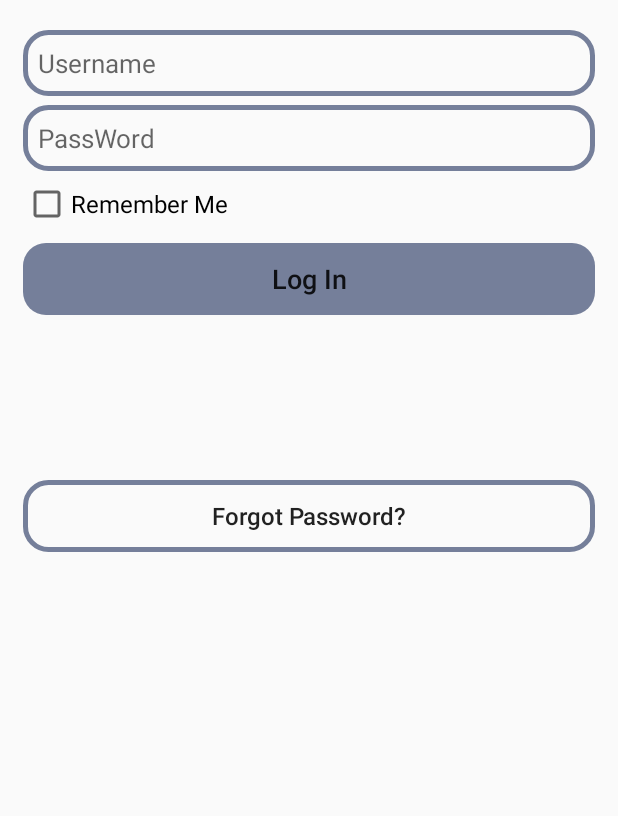
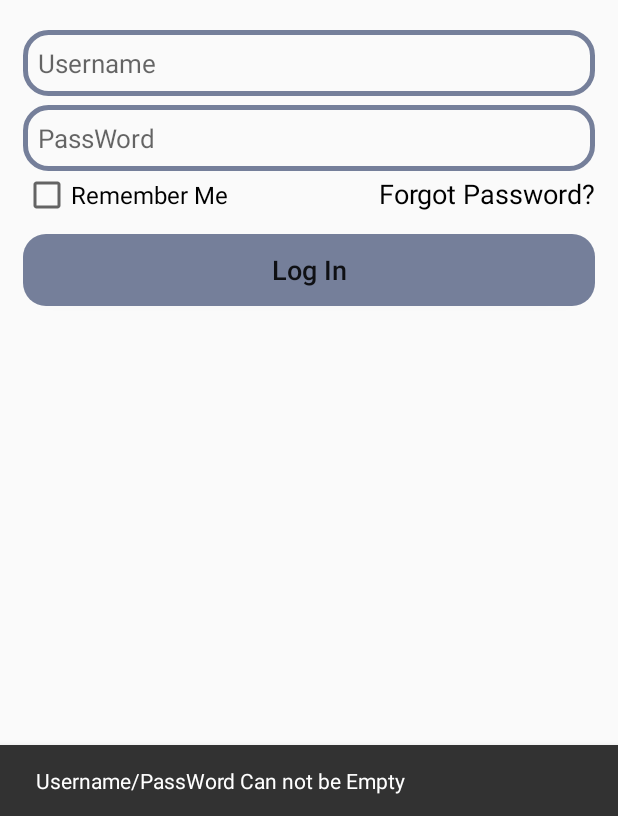
Before and after one commit to nahinAbrar/Orchestra_eShop, an Android app: the LoginActivity screen opened directly, with no data from a screen before it, after a tap on "Log In", on a phone screen of 412 x 824 dp, the part 420-1236 px from its top. Run offline under Robolectric (Android 15) with nearby library versions, the phone set to English and light mode, and no system bars; our stand-ins replace Firebase (no records; nobody signed in at launch, a user with empty details on screens opened directly).

```diff
--- a/app/src/main/java/com/first_android_project/orchestraeshop/LoginActivity.kt
+++ b/app/src/main/java/com/first_android_project/orchestraeshop/LoginActivity.kt
@@ -19,27 +19,47 @@ class LoginActivity : AppCompatActivity() {
 
         binding.loginButton.setOnClickListener {
             val userName = binding.loginUserName.text.toString()
-            val passWord = binding.loginPassWord.text.toString()
+            val passWord = binding.loginPassWord.text.toString().trim()
+
+
 
             reference = FirebaseDatabase.getInstance("https://orchestra-eshop-2122an-default-rtdb.asia-southeast1.firebasedatabase.app/").getReference("Users")
 
-            reference.child(userName).get().addOnSuccessListener {
-                if(it.exists())
-                {
-                    startActivity(Intent(this, HomeActivity::class.java))
-                    Toast.makeText(this, "Logged In", Toast.LENGTH_LONG).show()
+            if(userName.isEmpty() || passWord.isEmpty())
+            {
 
+                Snackbar.make(it,"Username/PassWord Can not be Empty",Snackbar.LENGTH_LONG).show()
 
-
-                }
-                else{
-                    Toast.makeText(this, "User Not Found", Toast.LENGTH_LONG).show()
-                }
-
-
-            }.addOnFailureListener {
-                Toast.makeText(this, "Read Failed",Toast.LENGTH_SHORT).show()
+            }
+            else
+            {
+                loginUser(userName, passWord)
             }
         }
     }
+
+    private fun loginUser(userName: String, passWord: String) {
+        reference.child(userName).get().addOnSuccessListener {
+            if(it.exists()) {
+                val getPass = it.child("passWord").value
+                if (passWord == getPass) {
+                    binding.loginUserName.text.clear()
+                    binding.loginPassWord.text.clear()
+                    startActivity(Intent(this, HomeActivity::class.java))
+                    Toast.makeText(this, "Logged In", Toast.LENGTH_SHORT).show()
+                }
+                else{
+
+                    Toast.makeText(this, "PassWord Does Not Match.", Toast.LENGTH_SHORT).show()
+                }
+
+            }
+            else{
+                Toast.makeText(this, "User Not Found", Toast.LENGTH_LONG).show()
+            }
+        }.addOnFailureListener {
+            Toast.makeText(this, "Network Error, Please Try Again",Toast.LENGTH_LONG).show()
+        }
+
+    }
 }
--- a/app/src/main/res/layout/activity_login.xml
+++ b/app/src/main/res/layout/activity_login.xml
@@ -53,38 +53,42 @@
 
     </EditText>
 
+    <LinearLayout
+        android:id="@+id/chk_fgt"
+        android:layout_width="match_parent"
+        android:layout_height="wrap_content"
+        android:layout_below="@+id/login_passWord"
+        android:layout_marginLeft="15dp"
+        android:layout_marginRight="15dp">
+
         <CheckBox
             android:id="@+id/login_r_pass"
             android:layout_width="200dp"
             android:layout_height="wrap_content"
-        android:layout_marginStart="15dp"
-        android:layout_marginTop="6dp"
-        android:layout_below="@id/login_passWord"
+
+
             android:text="@string/login_remember"
             android:textSize="16sp">
         </CheckBox>
 
-    <Button
-        android:id="@+id/forgot_button"
+        <TextView
+            android:id="@+id/forgot_view"
             android:layout_width="match_parent"
             android:layout_height="wrap_content"
-        android:layout_below="@id/login_button"
-        android:layout_marginStart="15dp"
-        android:layout_marginTop="100dp"
-        android:layout_marginEnd="15dp"
-        android:background="@drawable/button_outer_design"
             android:text="@string/login_forgot"
             android:textAllCaps="false"
-        android:textSize="16sp">
-
-    </Button>
+            android:textSize="18sp"
+            android:textColor="@color/black"
+            android:textAlignment="textEnd">
+        </TextView>
+    </LinearLayout>
 
 
     <Button
         android:id="@+id/login_button"
         android:layout_width="match_parent"
         android:layout_height="wrap_content"
-        android:layout_below="@id/login_r_pass"
+        android:layout_below="@id/chk_fgt"
         android:layout_marginLeft="15dp"
         android:layout_marginTop="10dp"
         android:layout_marginRight="15dp"
--- a/app/src/main/res/values/strings.xml
+++ b/app/src/main/res/values/strings.xml
@@ -12,7 +12,9 @@
     <string name="register_confirmPass">Re-type Password</string>
     <string name="register_phoneNumber">Phone Number</string>
     <string name="register_buttonTxt">Create Account</string>
+    <string name="register_buttonTxtLog">Have an Account Already? Log In</string>
     <string name="login_remember">Remember Me</string>
     <string name="login_forgot">Forgot Password?</string>
     <string name="login_button">Log In</string>
+    <string name="admin_login">Admin Login</string>
 </resources>
```
Also changed, not shown: app/src/main/java/com/first_android_project/orchestraeshop/RegisterActivity.kt (+35 -5 lines), app/src/main/res/layout/activity_home.xml (+5 -3 lines), app/src/main/res/layout/activity_register.xml (+17 -9 lines). Lines whose indentation alone changed are shown as unchanged.
